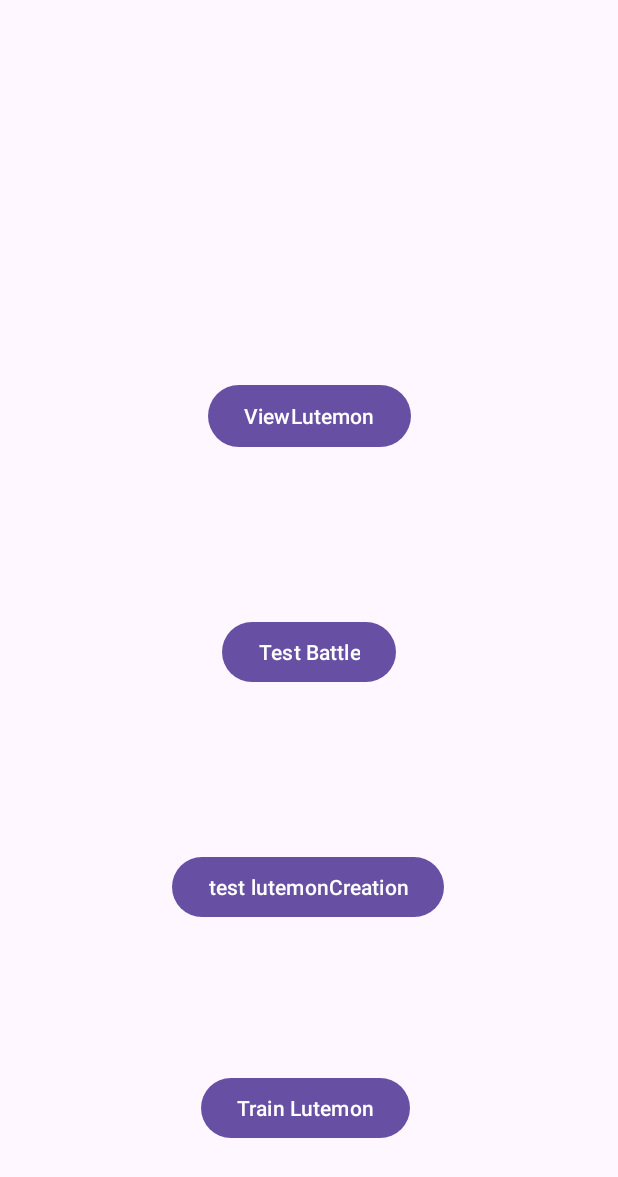
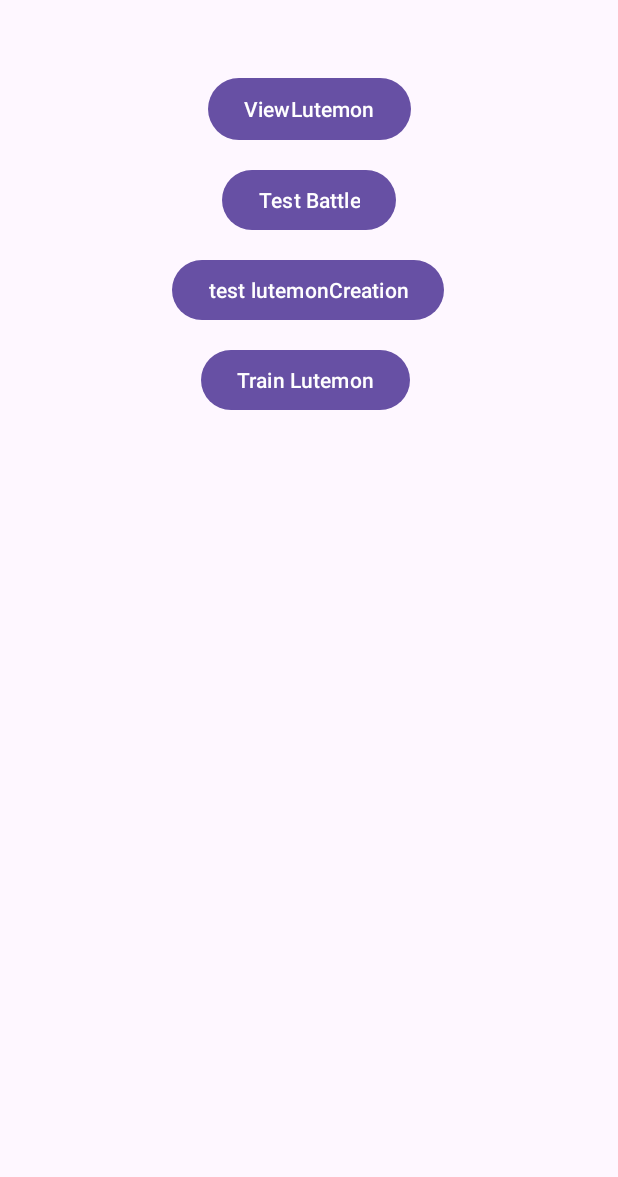
Before and after one commit to NNLisk/lutemonProject, an Android app: the screen it shows after launch (HomePage), on a phone screen of 412 x 824 dp. Shown: the top 1177 px of the screen. Run offline under Robolectric (Android 15) with nearby library versions, the phone set to English and light mode, and no system bars.

Commit message:
changed main_activity a little

```diff
--- a/app/src/main/res/layout/activity_main.xml
+++ b/app/src/main/res/layout/activity_main.xml
@@ -11,6 +11,7 @@
         android:id="@+id/testBattle"
         android:layout_width="wrap_content"
         android:layout_height="wrap_content"
+        android:layout_marginTop="12dp"
         android:text="@string/testBattle"
         app:layout_constraintBottom_toTopOf="@+id/testCreateLutemon"
         app:layout_constraintEnd_toEndOf="parent"
@@ -22,7 +23,7 @@
         android:id="@+id/viewLutemon"
         android:layout_width="wrap_content"
         android:layout_height="49dp"
-        android:layout_marginTop="144dp"
+        android:layout_marginTop="48dp"
         android:autoText="false"
         android:text="ViewLutemon"
         app:layout_constraintBottom_toTopOf="@+id/testBattle"
@@ -35,9 +36,8 @@
         android:id="@+id/testCreateLutemon"
         android:layout_width="wrap_content"
         android:layout_height="wrap_content"
-        android:layout_marginBottom="100dp"
+        android:layout_marginTop="12dp"
         android:text="test lutemonCreation"
-        app:layout_constraintBottom_toBottomOf="parent"
         app:layout_constraintEnd_toEndOf="parent"
         app:layout_constraintHorizontal_bias="0.497"
         app:layout_constraintStart_toStartOf="parent"
@@ -47,12 +47,11 @@
         android:id="@+id/trainLutemon"
         android:layout_width="wrap_content"
         android:layout_height="wrap_content"
+        android:layout_marginTop="12dp"
         android:text="Train Lutemon"
-        app:layout_constraintBottom_toBottomOf="parent"
         app:layout_constraintEnd_toEndOf="parent"
         app:layout_constraintHorizontal_bias="0.492"
         app:layout_constraintStart_toStartOf="parent"
-        app:layout_constraintTop_toBottomOf="@+id/testCreateLutemon"
-        app:layout_constraintVertical_bias="0.619" />
+        app:layout_constraintTop_toBottomOf="@+id/testCreateLutemon" />
 
 </androidx.constraintlayout.widget.ConstraintLayout>
```
